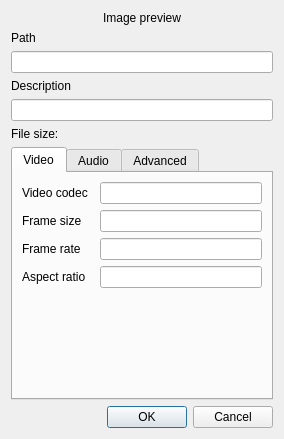
This is src/widgets/clipproperties_ui.ui in KDE/kdenlive as Qt 5 draws it before an edit. The edited form follows.
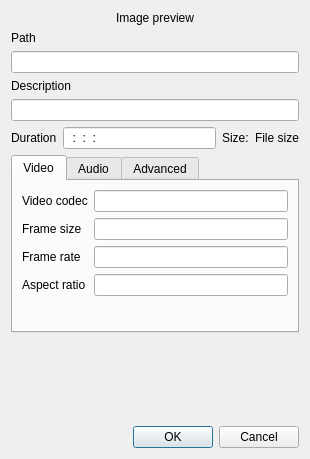
This is the edited form. Custom widgets are drawn as their Qt base class.

Commit message: * more infos in clip properties dialog * do not try to create audio thumbs on mute files

```diff
--- a/src/widgets/clipproperties_ui.ui
+++ b/src/widgets/clipproperties_ui.ui
@@ -5,46 +5,77 @@
    <rect>
     <x>0</x>
     <y>0</y>
-    <width>284</width>
-    <height>439</height>
+    <width>310</width>
+    <height>459</height>
    </rect>
   </property>
   <property name="windowTitle" >
-   <string>Dialog</string>
+   <string>Clip Properties</string>
   </property>
   <layout class="QGridLayout" name="gridLayout_2" >
-   <item row="1" column="0" >
+   <item row="0" column="0" colspan="4" >
+    <widget class="QLabel" name="clip_thumb" >
+     <property name="text" >
+      <string>Image preview</string>
+     </property>
+     <property name="alignment" >
+      <set>Qt::AlignCenter</set>
+     </property>
+    </widget>
+   </item>
+   <item row="1" column="0" colspan="4" >
     <widget class="QLabel" name="label_5" >
      <property name="text" >
       <string>Path</string>
      </property>
     </widget>
    </item>
-   <item row="2" column="0" >
+   <item row="2" column="0" colspan="4" >
     <widget class="KLineEdit" name="clip_path" >
      <property name="readOnly" >
       <bool>true</bool>
      </property>
     </widget>
    </item>
-   <item row="3" column="0" >
+   <item row="3" column="0" colspan="4" >
     <widget class="QLabel" name="label_3" >
      <property name="text" >
       <string>Description</string>
      </property>
     </widget>
    </item>
-   <item row="4" column="0" >
+   <item row="4" column="0" colspan="4" >
     <widget class="KLineEdit" name="clip_description" />
    </item>
    <item row="5" column="0" >
+    <widget class="QLabel" name="clip_filesize_2" >
+     <property name="text" >
+      <string>Duration</string>
+     </property>
+    </widget>
+   </item>
+   <item row="5" column="1" >
+    <widget class="KRestrictedLine" name="clip_duration" >
+     <property name="inputMask" >
+      <string>99:99:99:99; </string>
+     </property>
+    </widget>
+   </item>
+   <item row="5" column="2" >
+    <widget class="QLabel" name="clip_filesize_3" >
+     <property name="text" >
+      <string>Size:</string>
+     </property>
+    </widget>
+   </item>
+   <item row="5" column="3" >
     <widget class="QLabel" name="clip_filesize" >
      <property name="text" >
-      <string>File size:</string>
+      <string>File size</string>
      </property>
     </widget>
    </item>
-   <item row="6" column="0" >
+   <item row="6" column="0" colspan="4" >
     <widget class="QTabWidget" name="tabWidget" >
      <property name="currentIndex" >
       <number>0</number>
@@ -54,8 +85,8 @@
        <rect>
         <x>0</x>
         <y>0</y>
-        <width>264</width>
-        <height>187</height>
+        <width>290</width>
+        <height>171</height>
        </rect>
       </property>
       <attribute name="title" >
@@ -69,56 +100,56 @@
          </property>
         </widget>
        </item>
-       <item row="0" column="2" >
+       <item row="0" column="1" >
         <widget class="KLineEdit" name="clip_vcodec" >
          <property name="readOnly" >
           <bool>true</bool>
          </property>
         </widget>
        </item>
-       <item row="1" column="0" colspan="2" >
+       <item row="1" column="0" >
         <widget class="QLabel" name="label_6" >
          <property name="text" >
           <string>Frame size</string>
          </property>
         </widget>
        </item>
-       <item row="1" column="2" >
+       <item row="1" column="1" >
         <widget class="KLineEdit" name="clip_size" >
          <property name="readOnly" >
           <bool>true</bool>
          </property>
         </widget>
        </item>
-       <item row="2" column="0" colspan="2" >
+       <item row="2" column="0" >
         <widget class="QLabel" name="label_7" >
          <property name="text" >
           <string>Frame rate</string>
          </property>
         </widget>
        </item>
-       <item row="2" column="2" >
+       <item row="2" column="1" >
         <widget class="KLineEdit" name="clip_fps" >
          <property name="readOnly" >
           <bool>true</bool>
          </property>
         </widget>
        </item>
-       <item row="3" column="0" colspan="2" >
+       <item row="3" column="0" >
         <widget class="QLabel" name="label_12" >
          <property name="text" >
           <string>Aspect ratio</string>
          </property>
         </widget>
        </item>
-       <item row="3" column="2" >
+       <item row="3" column="1" >
         <widget class="KLineEdit" name="clip_ratio" >
          <property name="readOnly" >
           <bool>true</bool>
          </property>
         </widget>
        </item>
-       <item row="4" column="1" colspan="2" >
+       <item row="4" column="1" >
         <spacer name="verticalSpacer_2" >
          <property name="orientation" >
           <enum>Qt::Vertical</enum>
@@ -167,7 +198,7 @@
          <property name="sizeHint" stdset="0" >
           <size>
            <width>77</width>
-           <height>68</height>
+           <height>52</height>
           </size>
          </property>
         </spacer>
@@ -208,8 +239,8 @@
        <rect>
         <x>0</x>
         <y>0</y>
-        <width>264</width>
-        <height>187</height>
+        <width>263</width>
+        <height>171</height>
        </rect>
       </property>
       <attribute name="title" >
@@ -279,7 +310,7 @@
          <property name="sizeHint" stdset="0" >
           <size>
            <width>20</width>
-           <height>35</height>
+           <height>19</height>
           </size>
          </property>
         </spacer>
@@ -288,7 +319,20 @@
      </widget>
     </widget>
    </item>
-   <item row="7" column="0" >
+   <item row="7" column="1" colspan="2" >
+    <spacer name="verticalSpacer_4" >
+     <property name="orientation" >
+      <enum>Qt::Vertical</enum>
+     </property>
+     <property name="sizeHint" stdset="0" >
+      <size>
+       <width>20</width>
+       <height>17</height>
+      </size>
+     </property>
+    </spacer>
+   </item>
+   <item row="8" column="0" colspan="4" >
     <widget class="QDialogButtonBox" name="buttonBox" >
      <property name="orientation" >
       <enum>Qt::Horizontal</enum>
@@ -298,16 +342,6 @@
      </property>
     </widget>
    </item>
-   <item row="0" column="0" >
-    <widget class="QLabel" name="clip_thumb" >
-     <property name="text" >
-      <string>Image preview</string>
-     </property>
-     <property name="alignment" >
-      <set>Qt::AlignCenter</set>
-     </property>
-    </widget>
-   </item>
   </layout>
  </widget>
  <customwidgets>
@@ -321,6 +355,11 @@
    <extends>QLineEdit</extends>
    <header>klineedit.h</header>
   </customwidget>
+  <customwidget>
+   <class>KRestrictedLine</class>
+   <extends>KLineEdit</extends>
+   <header>krestrictedline.h</header>
+  </customwidget>
  </customwidgets>
  <resources/>
  <connections>
```
The commit also changes 5 other files.
